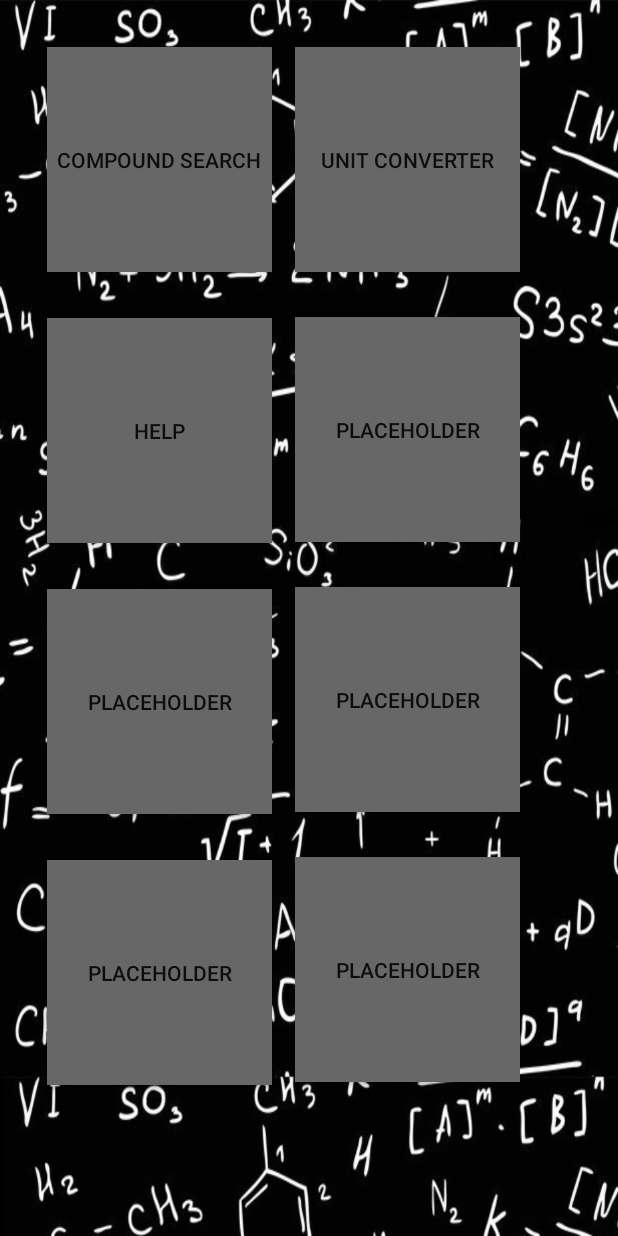
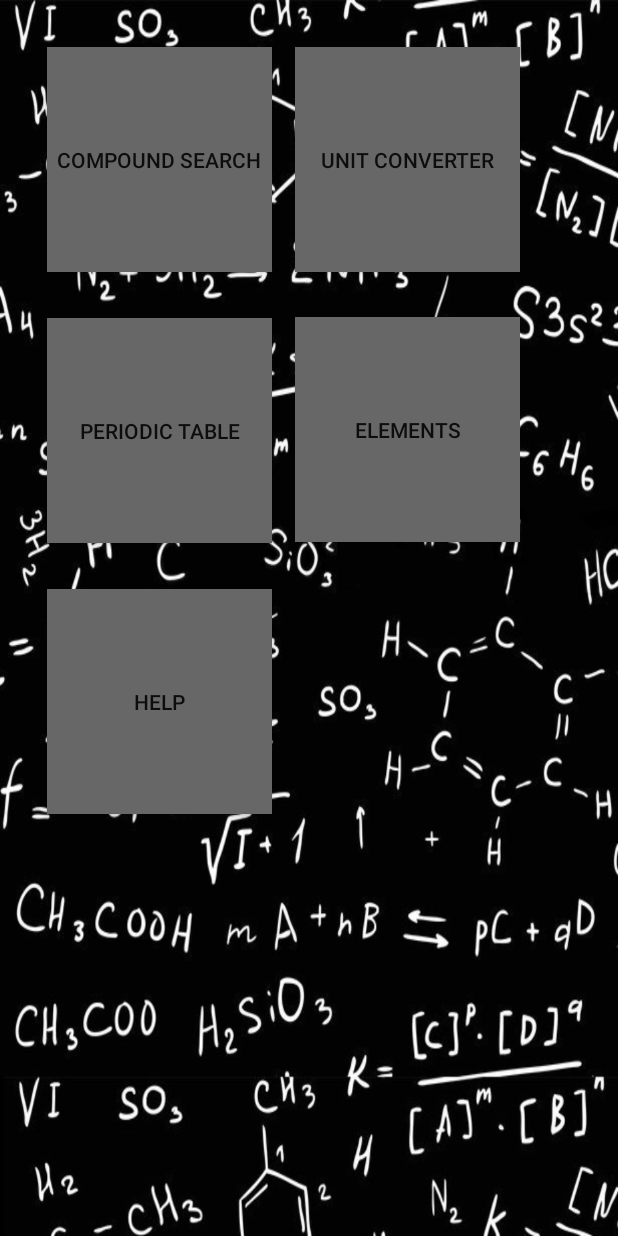
Before and after one commit to tayl/se-chemistry, an Android app: the MainActivity screen opened directly, with no data from a screen before it, on a phone screen of 412 x 824 dp. Run offline under Robolectric (Android 15) with nearby library versions, the phone set to English and light mode, and no system bars.

Commit message:
changes to main page, added periodic table

```diff
--- a/ChemistryHandbook/app/src/main/java/com/example/daniel/chemistryhandbook/MainActivity.java
+++ b/ChemistryHandbook/app/src/main/java/com/example/daniel/chemistryhandbook/MainActivity.java
@@ -28,4 +28,9 @@ public class MainActivity extends Activity {
         Intent intent = new Intent(this, HelpActivity.class);
         startActivity(intent);
     }
+
+    public void openPeriodicTableActivity(View v) {
+        Intent intent = new Intent(this, PeriodicTableActivity.class);
+        startActivity(intent);
+    }
 }
--- a/ChemistryHandbook/app/src/main/res/layout/activity_main.xml
+++ b/ChemistryHandbook/app/src/main/res/layout/activity_main.xml
@@ -25,19 +25,14 @@
         <RelativeLayout
             android:layout_width="wrap_content"
             android:layout_height="wrap_content"
-            android:orientation="vertical"
-            android:layout_alignParentTop="true"
-            android:layout_alignParentLeft="true"
-            android:layout_alignParentBottom="true"
-            android:layout_alignParentRight="true"
-            >
+            android:orientation="vertical">
 
 
             <Button
                 android:layout_width="wrap_content"
                 android:layout_height="wrap_content"
-                android:text="Compound Search"
-                android:id="@+id/periodictable"
+                android:text="@string/compoundsearchbuttontext"
+                android:id="@+id/compoundsearch"
                 android:layout_margin="15dp"
                 android:width="150dp"
                 android:height="150dp"
@@ -47,8 +42,19 @@
             <Button
                 android:layout_width="wrap_content"
                 android:layout_height="wrap_content"
-                android:text="Help"
-                android:id="@+id/placeholder1"
+                android:text="@string/tablebuttontext"
+                android:id="@+id/periodictable"
+                android:layout_margin="15dp"
+                android:width="150dp"
+                android:height="150dp"
+                android:layout_below="@id/compoundsearch"
+                android:background="#676767"
+                android:onClick="openPeriodicTableActivity" />
+            <Button
+                android:layout_width="wrap_content"
+                android:layout_height="wrap_content"
+                android:text="@string/helpbuttontext"
+                android:id="@+id/placeholder3"
                 android:layout_margin="15dp"
                 android:width="150dp"
                 android:height="150dp"
@@ -58,30 +64,20 @@
             <Button
                 android:layout_width="wrap_content"
                 android:layout_height="wrap_content"
-                android:text="placeholder"
-                android:id="@+id/placeholder3"
-                android:layout_margin="15dp"
-                android:width="150dp"
-                android:height="150dp"
-                android:layout_below="@id/placeholder1"
-                android:background="#676767" />
-            <Button
-                android:layout_width="wrap_content"
-                android:layout_height="wrap_content"
-                android:text="placeholder"
                 android:id="@+id/placeholder5"
                 android:layout_margin="15dp"
                 android:width="150dp"
                 android:height="150dp"
                 android:layout_below="@id/placeholder3"
-                android:background="#676767" />
+                android:background="#676767"
+                android:visibility="invisible" />
 
             <Button
                 android:layout_width="wrap_content"
                 android:layout_height="wrap_content"
-                android:text="Unit Converter"
+                android:text="@string/converterbuttontext"
                 android:id="@+id/conversions"
-                android:layout_toRightOf="@+id/periodictable"
+                android:layout_toRightOf="@+id/compoundsearch"
                 android:layout_marginTop="15dp"
                 android:width="150dp"
                 android:height="150dp"
@@ -91,10 +87,10 @@
             <Button
                 android:layout_width="wrap_content"
                 android:layout_height="wrap_content"
-                android:text="placeholder"
+                android:text="@string/elementsbuttontext"
                 android:layout_marginTop="30dp"
                 android:id="@+id/placeholder2"
-                android:layout_toRightOf="@+id/periodictable"
+                android:layout_toRightOf="@+id/compoundsearch"
                 android:width="150dp"
                 android:height="150dp"
                 android:layout_below="@id/conversions"
@@ -102,26 +98,27 @@
             <Button
                 android:layout_width="wrap_content"
                 android:layout_height="wrap_content"
-                android:text="placeholder"
                 android:layout_marginTop="30dp"
                 android:id="@+id/placeholder4"
-                android:layout_toRightOf="@+id/periodictable"
+                android:layout_toRightOf="@+id/compoundsearch"
                 android:width="150dp"
                 android:height="150dp"
                 android:layout_below="@id/placeholder2"
-                android:background="#676767" />
+                android:background="#676767"
+                android:enabled="false"
+                android:visibility="invisible" />
 
             <Button
                 android:layout_width="wrap_content"
                 android:layout_height="wrap_content"
-                android:text="placeholder"
                 android:layout_marginTop="30dp"
                 android:id="@+id/placeholder6"
-                android:layout_toRightOf="@+id/periodictable"
+                android:layout_toRightOf="@+id/compoundsearch"
                 android:width="150dp"
                 android:height="150dp"
                 android:layout_below="@id/placeholder4"
-                android:background="#676767" />
+                android:background="#676767"
+                android:visibility="invisible" />
         </RelativeLayout>
     </ScrollView>
 
--- a/ChemistryHandbook/app/src/main/res/values/strings.xml
+++ b/ChemistryHandbook/app/src/main/res/values/strings.xml
@@ -11,6 +11,11 @@
     <string name="unknown_compound">Not Listed/Unknown</string>
     <string name="compound_elements_header">Elements</string>
     <string name="help_text">This is the help text, right now it does not offer much help</string>
+    <string name="compoundsearchbuttontext">Compound Search</string>
+    <string name="tablebuttontext">Periodic Table</string>
+    <string name="helpbuttontext">Help</string>
+    <string name="converterbuttontext">Unit Converter</string>
+    <string name="elementsbuttontext">Elements</string>
 
     <string-array name="converstionTypes">
         <item>Area</item>
```
Also changed, not shown: ChemistryHandbook/app/src/main/AndroidManifest.xml (+7 -0 lines), ChemistryHandbook/app/src/main/java/com/example/daniel/chemistryhandbook/PeriodicTableActivity.java (added, +27 -0 lines), ChemistryHandbook/app/src/main/java/com/example/daniel/chemistryhandbook/ZoomableImageView.java (added, +269 -0 lines), ChemistryHandbook/app/src/main/res/layout/activity_periodic_table.xml (added, +11 -0 lines), ChemistryHandbook/gradle.properties (line endings or trailing spaces), 1 other file.
